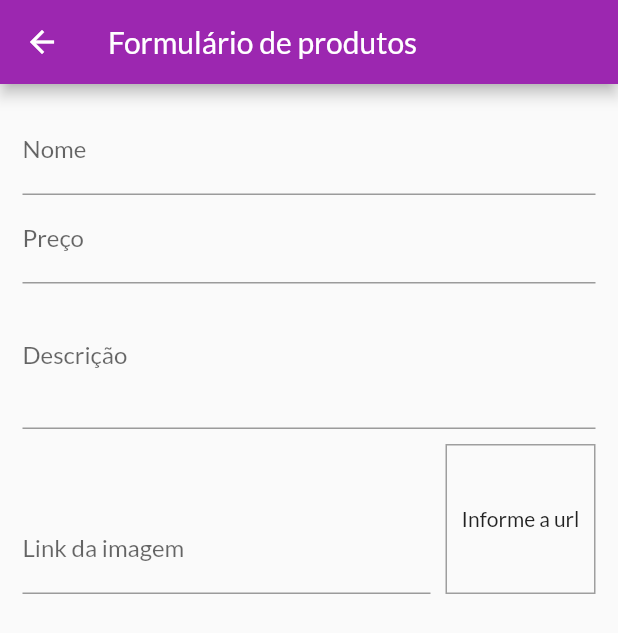
After one commit to BrunoAraujooDev/flutter-shop, a Flutter app: the ProductFormPage screen opened by its route, on a phone screen of 412 x 824 dp. The commit adds this screen. Shown: the top 633 px of the screen. Run offline on Flutter 3.47's test engine with Material 2 defaults, Android fonts, the phone set to English and light mode, and no system bars; network calls fail.

Commit message:
criando pagina de gerenciar produto

```diff
--- a/lib/components/product_grid.dart
+++ b/lib/components/product_grid.dart
@@ -2,7 +2,7 @@ import 'package:flutter/material.dart';
 import 'package:provider/provider.dart';
 import 'package:shop/components/product_grid_item.dart';
 import 'package:shop/models/product.dart';
-import 'package:shop/providers/product_list.dart';
+import 'package:shop/models/product_list.dart';
 
 class ProductGrid extends StatelessWidget {
   final bool showFavoriteOnly;
--- a/lib/providers/product_list.dart
+++ b/lib/models/product_list.dart
@@ -7,6 +7,10 @@ class ProductList with ChangeNotifier {
 
   List<Product> get items => [..._items];
 
+  int get itemsCount {
+    return _items.length;
+  }
+
   List<Product> get favoriteItems =>
       _items.where((prod) => prod.isFavorite == true).toList();
 
--- a/lib/pages/cart_page.dart
+++ b/lib/pages/cart_page.dart
@@ -29,7 +29,7 @@ class CartPage extends StatelessWidget {
                   width: 10,
                 ),
                 Chip(
-                  backgroundColor: Theme.of(context).primaryColor,
+                  backgroundColor: Theme.of(context).colorScheme.primary,
                   label: Text(
                     'R\$ ${cart.totalAmount.toStringAsFixed(2)}',
                     style: const TextStyle(
--- /dev/null
+++ b/lib/pages/product_form_page.dart
@@ -0,0 +1,110 @@
+import 'package:flutter/material.dart';
+
+class ProductFormPage extends StatefulWidget {
+  const ProductFormPage({super.key});
+
+  @override
+  State<ProductFormPage> createState() => _ProductFormPageState();
+}
+
+class _ProductFormPageState extends State<ProductFormPage> {
+  final _priceFocus = FocusNode();
+  final _descriptionFocus = FocusNode();
+  final _imageUrlFocus = FocusNode();
+  final _imageUrlController = TextEditingController();
+
+  @override
+  void initState() {
+    // TODO: implement initState
+    super.initState();
+    _imageUrlFocus.addListener(updateImage);
+  }
+
+  @override
+  void dispose() {
+    // TODO: implement dispose
+    super.dispose();
+
+    _priceFocus.dispose();
+    _descriptionFocus.dispose();
+    _imageUrlFocus.dispose();
+    _imageUrlFocus.removeListener(updateImage);
+  }
+
+  void updateImage() {
+    setState(() {});
+  }
+
+  @override
+  Widget build(BuildContext context) {
+    return Scaffold(
+      appBar: AppBar(
+        title: const Text('Formulário de produtos'),
+      ),
+      body: Padding(
+        padding: const EdgeInsets.all(15.0),
+        child: Form(
+            child: ListView(
+          children: [
+            TextFormField(
+              decoration: const InputDecoration(labelText: 'Nome'),
+              textInputAction: TextInputAction.next,
+              onFieldSubmitted: (_) {
+                FocusScope.of(context).requestFocus(_priceFocus);
+              },
+            ),
+            TextFormField(
+              decoration: const InputDecoration(labelText: 'Preço'),
+              textInputAction: TextInputAction.next,
+              focusNode: _priceFocus,
+              keyboardType:
+                  const TextInputType.numberWithOptions(decimal: true),
+              onFieldSubmitted: (_) {
+                FocusScope.of(context).requestFocus(_descriptionFocus);
+              },
+            ),
+            TextFormField(
+              decoration: const InputDecoration(labelText: 'Descrição'),
+              focusNode: _descriptionFocus,
+              keyboardType: TextInputType.multiline,
+              maxLines: 3,
+            ),
+            Row(
+              crossAxisAlignment: CrossAxisAlignment.end,
+              children: [
+                Expanded(
+                  child: TextFormField(
+                    decoration:
+                        const InputDecoration(labelText: 'Link da imagem'),
+                    focusNode: _imageUrlFocus,
+                    keyboardType: TextInputType.url,
+                    textInputAction: TextInputAction.done,
+                    controller: _imageUrlController,
+                  ),
+                ),
+                Container(
+                  height: 100,
+                  width: 100,
+                  margin: const EdgeInsets.only(top: 10, left: 10),
+                  decoration: BoxDecoration(
+                    border: Border.all(
+                      color: Colors.grey,
+                      width: 1,
+                    ),
+                  ),
+                  alignment: Alignment.center,
+                  child: _imageUrlController.text.isEmpty
+                      ? const Text('Informe a url')
+                      : FittedBox(
+                          fit: BoxFit.cover,
+                          child: Image.network(_imageUrlController.text),
+                        ),
+                )
+              ],
+            ),
+          ],
+        )),
+      ),
+    );
+  }
+}
--- a/lib/utils/app_routes.dart
+++ b/lib/utils/app_routes.dart
@@ -4,4 +4,5 @@ class AppRoutes {
   static const CART = '/cart';
   static const ORDERS = '/orders';
   static const PRODUCTS = '/products';
+  static const PRODUCTS_FORM = '/products-form';
 }
```
Also changed, not shown: lib/components/app_drawer.dart (+8 -0 lines), lib/components/product_item.dart (added, +34 -0 lines), lib/main.dart (+5 -3 lines), lib/pages/product_page.dart (deleted, +0 -14 lines), lib/pages/products_page.dart (added, +43 -0 lines).
